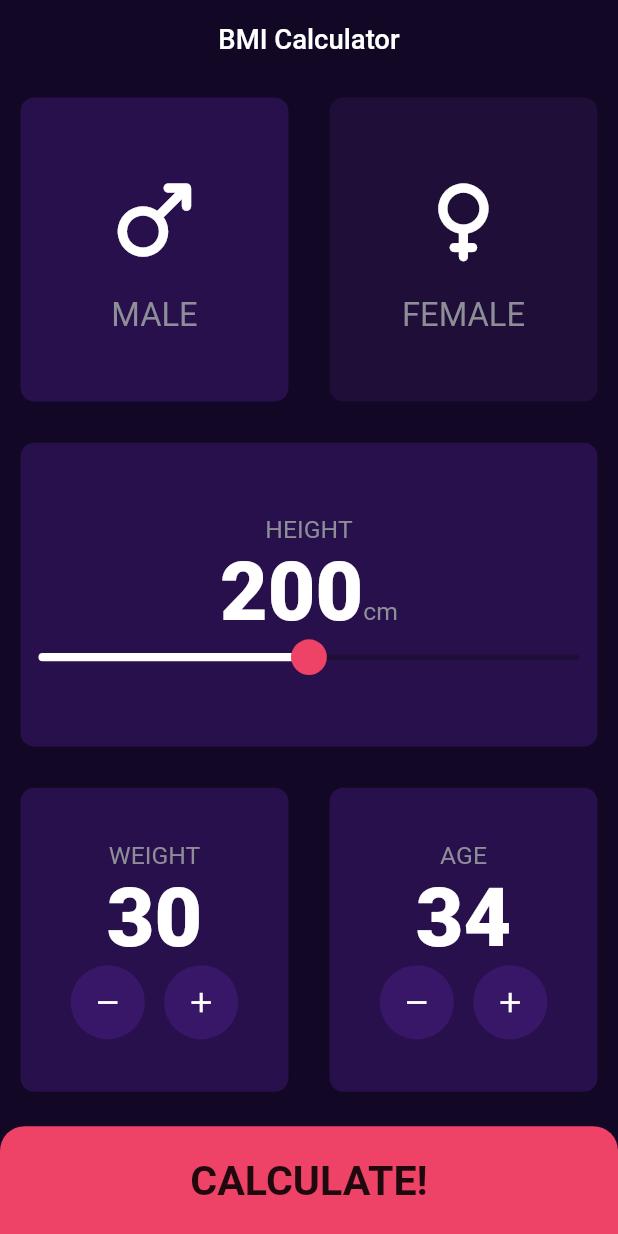
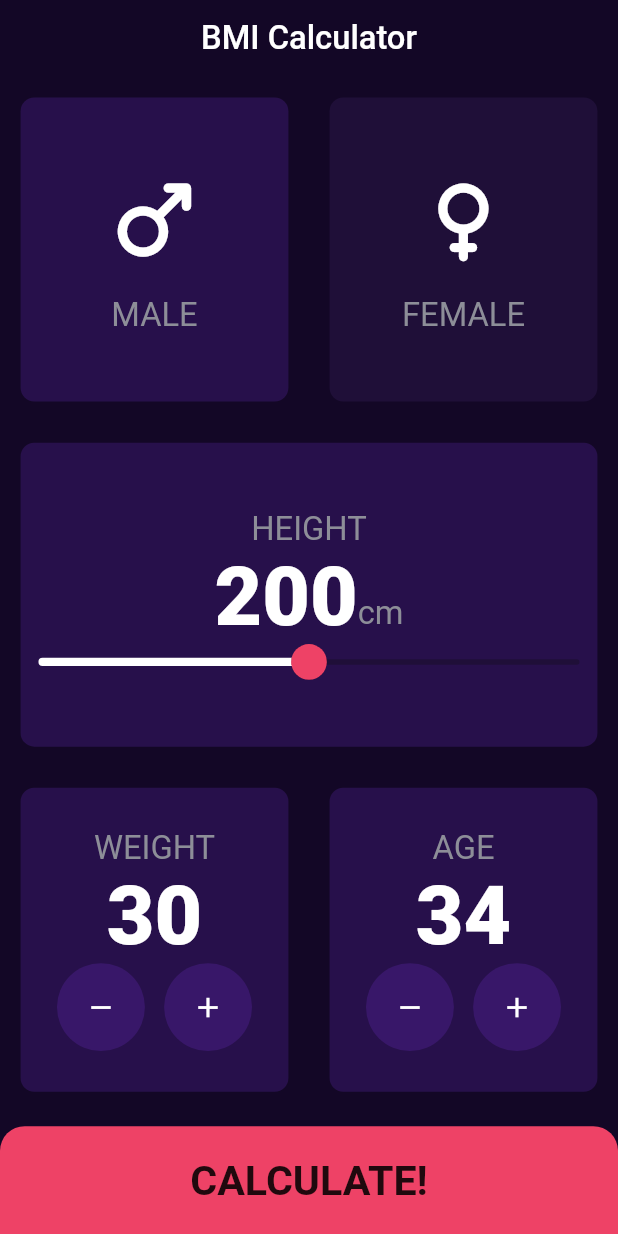
Before and after one commit to TheHarshKadam/BMI-Calculator, a Flutter app: the screen it shows after launch, on a phone screen of 412 x 824 dp. Run offline on Flutter 3.47's test engine with Material 2 defaults, Android fonts, the phone set to English and light mode, and no system bars; our stand-ins replace responsive_framework, sizer.

Commit message:
Made responsive, font changes

```diff
--- a/lib/pages/home.dart
+++ b/lib/pages/home.dart
@@ -5,6 +5,7 @@ import 'package:flutter/material.dart';
 import 'package:bmi_calculator/common/card_widget.dart';
 import 'package:bmi_calculator/brain/calculator.dart';
 import 'package:flutter/services.dart';
+import 'package:sizer/sizer.dart';
 
 class home extends StatefulWidget {
   @override
@@ -54,7 +55,7 @@ class _homeState extends State<home> {
 
     while (_isPressed) {
       setState(() {
-        if (weight > 15) {
+        if (weight > 20) {
           weight--;
         }
       });
@@ -112,7 +113,12 @@ class _homeState extends State<home> {
           backgroundColor: Color(0xFF130726),
           elevation: 0.0,
           centerTitle: true,
-          title: Text("BMI Calculator"),
+          title: Text(
+            "BMI Calculator",
+            style: TextStyle(
+              fontSize: 20.0.sp,
+            ),
+          ),
         ),
         body: Column(
           children: [
@@ -168,7 +174,9 @@ class _homeState extends State<home> {
                   children: [
                     Text(
                       "HEIGHT",
-                      style: labelStyle,
+                      style: labelStyle.copyWith(
+                        fontSize: 20.0.sp,
+                      ),
                     ),
                     Row(
                       mainAxisAlignment: MainAxisAlignment.center,
@@ -181,7 +189,9 @@ class _homeState extends State<home> {
                         ),
                         Text(
                           'cm',
-                          style: labelStyle,
+                          style: labelStyle.copyWith(
+                            fontSize: 20.0.sp,
+                          ),
                         )
                       ],
                     ),
@@ -221,7 +231,9 @@ class _homeState extends State<home> {
                             children: [
                               Text(
                                 "WEIGHT",
-                                style: labelStyle,
+                                style: labelStyle.copyWith(
+                                  fontSize: 20.0.sp,
+                                ),
                               ),
                               Text(
                                 weight.toString(),
@@ -243,7 +255,7 @@ class _homeState extends State<home> {
                                           color: Color(0xFF381769),
                                           shape: BoxShape.circle,
                                         ),
-                                        padding: EdgeInsets.all(15.0),
+                                        padding: EdgeInsets.all(20.0),
                                         child: Icon(
                                           Icons.remove,
                                           color: Colors.white,
@@ -265,7 +277,7 @@ class _homeState extends State<home> {
                                           color: Color(0xFF381769),
                                           shape: BoxShape.circle,
                                         ),
-                                        padding: EdgeInsets.all(15.0),
+                                        padding: EdgeInsets.all(20.0),
                                         child: Icon(
                                           Icons.add,
                                           color: Colors.white,
@@ -283,7 +295,9 @@ class _homeState extends State<home> {
                           children: [
                             Text(
                               "AGE",
-                              style: labelStyle,
+                              style: labelStyle.copyWith(
+                                fontSize: 20.0.sp,
+                              ),
                             ),
                             Text(
                               age.toString(),
@@ -305,7 +319,7 @@ class _homeState extends State<home> {
                                         color: Color(0xFF381769),
                                         shape: BoxShape.circle,
                                       ),
-                                      padding: EdgeInsets.all(15.0),
+                                      padding: EdgeInsets.all(20.0),
                                       child: Icon(
                                         Icons.remove,
                                         color: Colors.white,
@@ -327,7 +341,7 @@ class _homeState extends State<home> {
                                         color: Color(0xFF381769),
                                         shape: BoxShape.circle,
                                       ),
-                                      padding: EdgeInsets.all(15.0),
+                                      padding: EdgeInsets.all(20.0),
                                       child: Icon(
                                         Icons.add,
                                         color: Colors.white,
```
